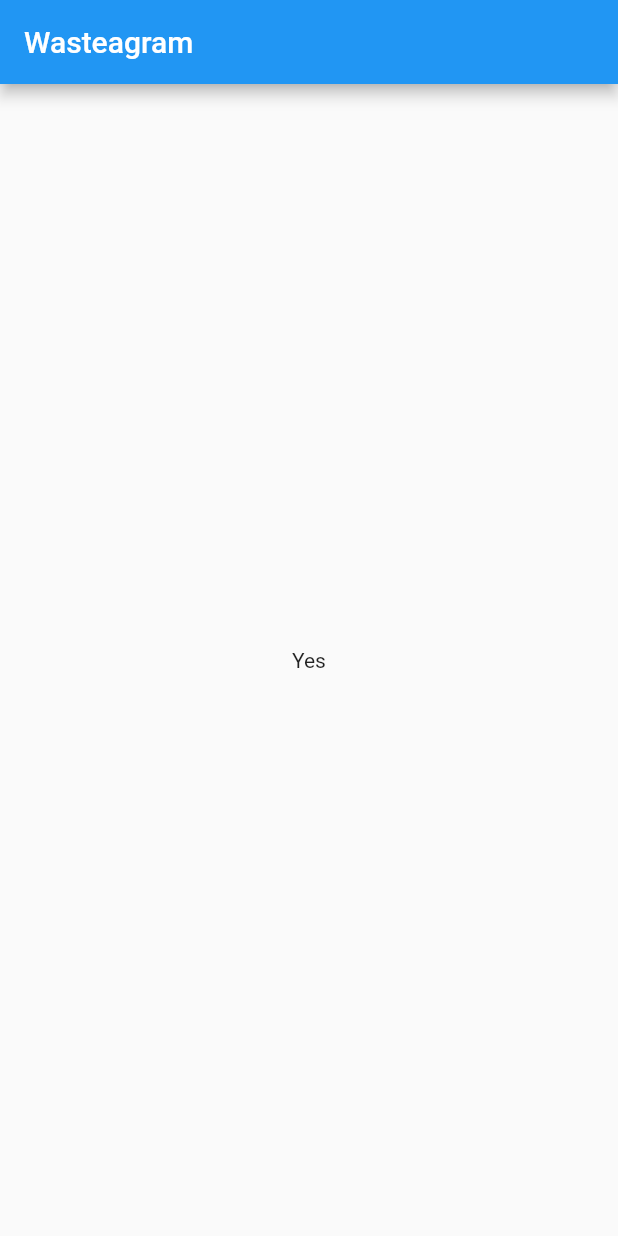
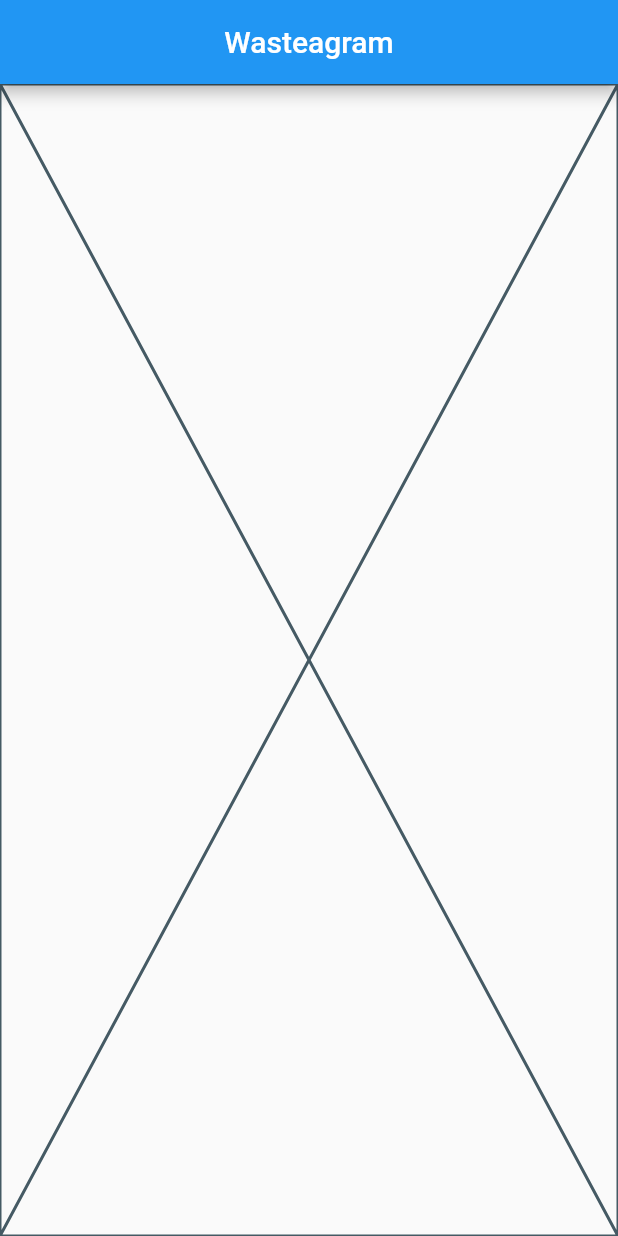
Before and after one commit to Passiv3/wasteagram, a Flutter app: the screen it shows after launch, on a phone screen of 412 x 824 dp. Run offline on Flutter 3.47's test engine with Material 2 defaults, Android fonts, the phone set to English and light mode, and no system bars; our stand-ins replace cloud_firestore; accounts and stored records are empty.

Commit message:
Added screens and routes

```diff
--- /dev/null
+++ b/lib/exports.dart
@@ -0,0 +1,3 @@
+export 'screens/detail_screen.dart';
+export 'screens/new_post_screen.dart';
+export 'screens/list_screen.dart';
--- a/lib/main.dart
+++ b/lib/main.dart
@@ -1,4 +1,5 @@
 import 'package:flutter/material.dart';
+import 'exports.dart';
 
 void main() {
   runApp(const MyApp());
@@ -6,6 +7,11 @@ void main() {
 
 class MyApp extends StatelessWidget {
   const MyApp({Key? key}) : super(key: key);
+  static final routes = {
+    '/': (context) => const ListScreen(title: 'Wasteagram'),
+    'newPost': (context) => const NewPostScreen(),
+    'details': (context) => const DetailScreen()
+  };
 
   // This widget is the root of your application.
   @override
@@ -15,27 +21,7 @@ class MyApp extends StatelessWidget {
       theme: ThemeData(
         primarySwatch: Colors.blue,
       ),
-      home: const MyHomePage(title: 'Wasteagram'),
+      routes: routes,
     );
   }
 }
-
-class MyHomePage extends StatefulWidget {
-  const MyHomePage({Key? key, required this.title}) : super(key: key);
-  final String title;
-
-  @override
-  State<MyHomePage> createState() => _MyHomePageState();
-}
-
-class _MyHomePageState extends State<MyHomePage> {
-  @override
-  Widget build(BuildContext context) {
-    return Scaffold(
-      appBar: AppBar(
-        title: Text(widget.title),
-      ),
-      body: const Center(child: Text('Yes'),),
-    );
-  }
-}
--- /dev/null
+++ b/lib/models/post_model.dart
@@ -0,0 +1,3 @@
+class Post {
+
+}
--- /dev/null
+++ b/lib/screens/list_screen.dart
@@ -0,0 +1,23 @@
+import 'package:flutter/material.dart';
+import 'package:cloud_firestore/cloud_firestore.dart';
+
+class ListScreen extends StatefulWidget {
+  const ListScreen({Key? key, required this.title}) : super(key: key);
+  final String title;
+
+  @override
+  State<ListScreen> createState() => _ListScreenState();
+}
+
+class _ListScreenState extends State<ListScreen> {
+  @override
+  Widget build(BuildContext context) {
+    return Scaffold(
+      appBar: AppBar(
+        title: Text(widget.title),
+        centerTitle: true,
+      ),
+      body: Placeholder()
+    );
+  }
+}
--- a/pubspec.yaml
+++ b/pubspec.yaml
@@ -31,6 +31,7 @@ dependencies:
     sdk: flutter
   firebase_core: ^1.4.0
   cloud_firestore: ^2.4.0
+  location: ^4.2.0
 
 
   # The following adds the Cupertino Icons font to your application.
```
Also changed, not shown: lib/screens/detail_screen.dart (added, +13 -0 lines), lib/screens/new_post_screen.dart (added, +17 -0 lines), pubspec.lock, 2 other files.
